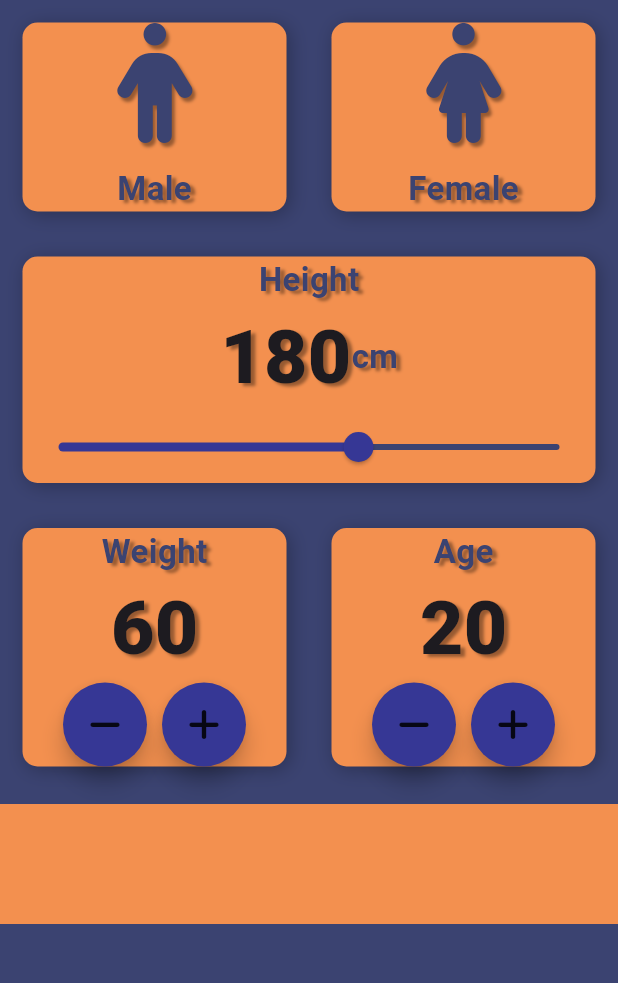
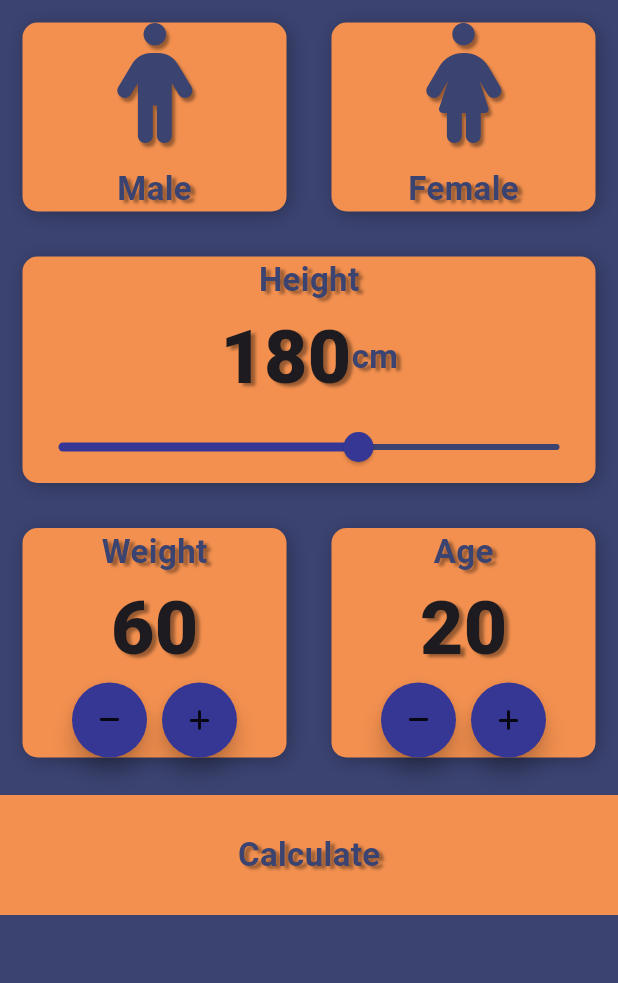
Before and after one commit to albatross65/BMI_Calculator, a Flutter app: the screen it shows after launch, on a phone screen of 412 x 824 dp, the part 84-1067 px from its top. Run offline on Flutter 3.47's test engine with Material 3 defaults, Android fonts, the phone set to English and light mode, and no system bars; our stand-ins replace font_awesome_flutter.

```diff
--- a/lib/constant.dart
+++ b/lib/constant.dart
@@ -25,3 +25,8 @@ const kNumberStyle=TextStyle(
     ),
   ],
 );
+
+const kLargeButtonStyle= TextStyle(
+  fontWeight: FontWeight.bold,
+  fontSize: 25.0,
+);
--- a/lib/input_page.dart
+++ b/lib/input_page.dart
@@ -2,6 +2,7 @@ import 'package:flutter/material.dart';
 import 'package:font_awesome_flutter/font_awesome_flutter.dart';
 import 'ContainerCode.dart';
 import 'IconTextCode.dart';
+import 'ResultFile.dart';
 import 'constant.dart';
 
 enum Gender { male, female }
@@ -183,11 +184,26 @@ class _InputPageState extends State<InputPage> {
             ],
           ),
           // Bottom container
-          Container(
-            color: Color(0xffF3904F),
-            margin: EdgeInsets.only(top: 10.0),
-            width: double.infinity,
-            height: 80.0,
+          GestureDetector(
+            onTap: () {
+              Navigator.push(
+                context,
+                MaterialPageRoute(
+                  builder: (context) => ResultScreen(),
+                ),
+              );
+            },
+            child: Container(
+              child: Center(
+                  child: Text(
+                    'Calculate',
+                    style: kLabelStyle,
+                  )),
+              color: Color(0xffF3904F),
+              margin: EdgeInsets.only(top: 10.0),
+              width: double.infinity,
+              height: 80.0,
+            ),
           ),
         ],
       ),
@@ -207,15 +223,18 @@ class RoundIcon extends StatelessWidget {
   @override
   Widget build(BuildContext context) {
     return RawMaterialButton(
-      child: Icon(iconData),
+      child: Icon(
+        iconData,
+        size: 16.0, // Adjust the size as needed
+      ),
       onPressed: onPress,
       elevation: 6.0,
       constraints: BoxConstraints.tightFor(
-        width: 56.0,
-        height: 56.0,
+        width: 50.0,
+        height: 50.0,
       ),
-      shape: const CircleBorder(),
-      fillColor: const Color(0xff363795),
+      shape: CircleBorder(),
+      fillColor: Color(0xff363795),
     );
   }
 }
```
Also changed, not shown: lib/ResultFile.dart (added, +39 -0 lines).
